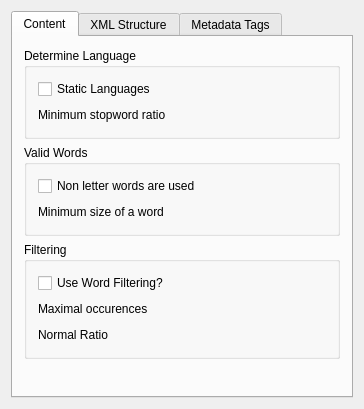
Qt form textanalyze/frontend/kde/config.ui (pfrancq/galilei) before a commit.
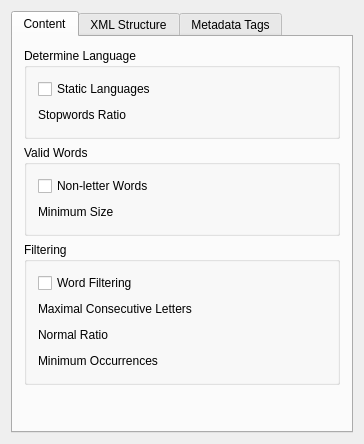
The same form after that commit. Custom widgets are drawn as their Qt base class.

```diff
--- a/textanalyze/frontend/kde/config.ui
+++ b/textanalyze/frontend/kde/config.ui
@@ -7,7 +7,7 @@
     <x>0</x>
     <y>0</y>
     <width>364</width>
-    <height>409</height>
+    <height>444</height>
    </rect>
   </property>
   <property name="windowTitle">
@@ -58,29 +58,13 @@
             <item>
              <widget class="QLabel" name="textLabel1">
               <property name="text">
-               <string>Minimum stopword ratio</string>
+               <string>Stopwords Ratio</string>
               </property>
               <property name="wordWrap">
                <bool>false</bool>
               </property>
              </widget>
             </item>
-            <item>
-             <spacer name="spacer2">
-              <property name="orientation">
-               <enum>Qt::Horizontal</enum>
-              </property>
-              <property name="sizeType">
-               <enum>QSizePolicy::Expanding</enum>
-              </property>
-              <property name="sizeHint" stdset="0">
-               <size>
-                <width>40</width>
-                <height>20</height>
-               </size>
-              </property>
-             </spacer>
-            </item>
             <item>
              <widget class="KDoubleNumInput" name="MinStopWords">
               <property name="toolTip">
@@ -96,6 +80,22 @@
               </property>
              </widget>
             </item>
+            <item>
+             <spacer name="spacer2">
+              <property name="orientation">
+               <enum>Qt::Horizontal</enum>
+              </property>
+              <property name="sizeType">
+               <enum>QSizePolicy::Expanding</enum>
+              </property>
+              <property name="sizeHint" stdset="0">
+               <size>
+                <width>0</width>
+                <height>20</height>
+               </size>
+              </property>
+             </spacer>
+            </item>
            </layout>
           </item>
          </layout>
@@ -116,7 +116,7 @@
              <string>When analysing a document, it is possible to use for the description only words containing letters.</string>
             </property>
             <property name="text">
-             <string>Non letter words are used</string>
+             <string>Non-letter Words</string>
             </property>
            </widget>
           </item>
@@ -125,29 +125,13 @@
             <item>
              <widget class="QLabel" name="textLabel2">
               <property name="text">
-               <string>Minimum size of a word</string>
+               <string>Minimum Size</string>
               </property>
               <property name="wordWrap">
                <bool>false</bool>
               </property>
              </widget>
             </item>
-            <item>
-             <spacer name="spacer3">
-              <property name="orientation">
-               <enum>Qt::Horizontal</enum>
-              </property>
-              <property name="sizeType">
-               <enum>QSizePolicy::Expanding</enum>
-              </property>
-              <property name="sizeHint" stdset="0">
-               <size>
-                <width>40</width>
-                <height>20</height>
-               </size>
-              </property>
-             </spacer>
-            </item>
             <item>
              <widget class="KIntNumInput" name="MinWordSize">
               <property name="toolTip">
@@ -158,6 +142,22 @@
               </property>
              </widget>
             </item>
+            <item>
+             <spacer name="spacer3">
+              <property name="orientation">
+               <enum>Qt::Horizontal</enum>
+              </property>
+              <property name="sizeType">
+               <enum>QSizePolicy::Expanding</enum>
+              </property>
+              <property name="sizeHint" stdset="0">
+               <size>
+                <width>0</width>
+                <height>20</height>
+               </size>
+              </property>
+             </spacer>
+            </item>
            </layout>
           </item>
          </layout>
@@ -172,7 +172,7 @@
           <item>
            <widget class="QCheckBox" name="Filtering">
             <property name="text">
-             <string>Use Word Filtering?</string>
+             <string>Word Filtering</string>
             </property>
            </widget>
           </item>
@@ -187,29 +187,13 @@
                <string>Maximum number of following occurences of same letter.</string>
               </property>
               <property name="text">
-               <string>Maximal occurences</string>
+               <string>Maximal Consecutive Letters</string>
               </property>
               <property name="wordWrap">
                <bool>false</bool>
               </property>
              </widget>
             </item>
-            <item>
-             <spacer name="spacer6">
-              <property name="orientation">
-               <enum>Qt::Horizontal</enum>
-              </property>
-              <property name="sizeType">
-               <enum>QSizePolicy::Expanding</enum>
-              </property>
-              <property name="sizeHint" stdset="0">
-               <size>
-                <width>40</width>
-                <height>20</height>
-               </size>
-              </property>
-             </spacer>
-            </item>
             <item>
              <widget class="KIntNumInput" name="NbSameOccur">
               <property name="toolTip">
@@ -220,6 +204,22 @@
               </property>
              </widget>
             </item>
+            <item>
+             <spacer name="spacer6">
+              <property name="orientation">
+               <enum>Qt::Horizontal</enum>
+              </property>
+              <property name="sizeType">
+               <enum>QSizePolicy::Expanding</enum>
+              </property>
+              <property name="sizeHint" stdset="0">
+               <size>
+                <width>0</width>
+                <height>20</height>
+               </size>
+              </property>
+             </spacer>
+            </item>
            </layout>
           </item>
           <item>
@@ -250,14 +250,51 @@
               </property>
               <property name="sizeHint" stdset="0">
                <size>
-                <width>40</width>
+                <width>0</width>
                 <height>20</height>
                </size>
               </property>
              </spacer>
             </item>
+           </layout>
+          </item>
+          <item>
+           <layout class="QHBoxLayout" name="horizontalLayout">
             <item>
-             <widget class="KDoubleNumInput" name="NormalRatio"/>
+             <widget class="QLabel" name="label">
+              <property name="toolTip">
+               <string>Minimal number of occurrences of the word in the document.</string>
+              </property>
+              <property name="whatsThis">
+               <string>Minimal number of occurrences of the word in the document.</string>
+              </property>
+              <property name="text">
+               <string>Minimum Occurrences</string>
+              </property>
+             </widget>
+            </item>
+            <item>
+             <widget class="KIntNumInput" name="MinOccurs">
+              <property name="toolTip">
+               <string>Minimal number of occurrences of the word in the document.</string>
+              </property>
+              <property name="whatsThis">
+               <string>Minimal number of occurrences of the word in the document.</string>
+              </property>
+             </widget>
+            </item>
+            <item>
+             <spacer name="horizontalSpacer">
+              <property name="orientation">
+               <enum>Qt::Horizontal</enum>
+              </property>
+              <property name="sizeHint" stdset="0">
+               <size>
+                <width>0</width>
+                <height>20</height>
+               </size>
+              </property>
+             </spacer>
             </item>
            </layout>
           </item>
```
Left out of the diff: 339 changed lines with no effect on the pictures.
